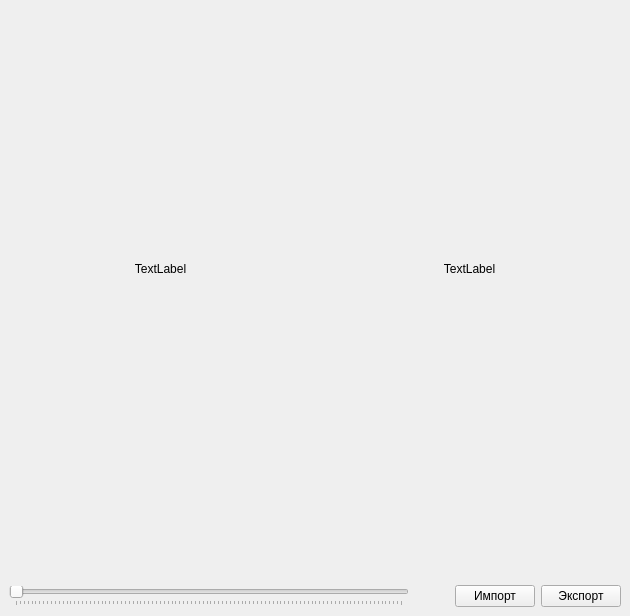
manof356/low_poly_pics, file low_poly.ui: the form before one commit.
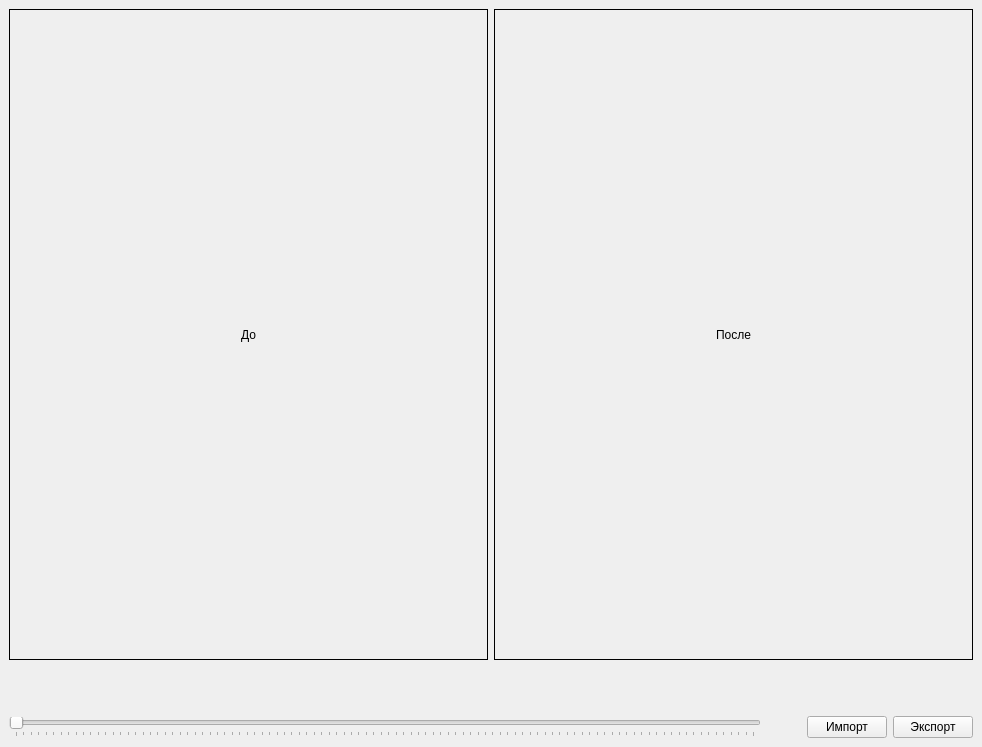
The form after the commit. Custom widgets are drawn as their Qt base class.

Commit message: solved a problem with aspect ratio

The edit to the form file:
```diff
--- a/low_poly.ui
+++ b/low_poly.ui
@@ -6,8 +6,8 @@
    <rect>
     <x>0</x>
     <y>0</y>
-    <width>630</width>
-    <height>616</height>
+    <width>982</width>
+    <height>747</height>
    </rect>
   </property>
   <property name="windowTitle">
@@ -23,35 +23,58 @@
       <item>
        <layout class="QHBoxLayout" name="horizontalLayout_3">
         <item>
-         <widget class="QLabel" name="Image_before">
+         <widget class="ScaledLabel" name="Label_before">
+          <property name="enabled">
+           <bool>true</bool>
+          </property>
+          <property name="sizePolicy">
+           <sizepolicy hsizetype="Ignored" vsizetype="Ignored">
+            <horstretch>0</horstretch>
+            <verstretch>0</verstretch>
+           </sizepolicy>
+          </property>
           <property name="minimumSize">
            <size>
             <width>300</width>
-            <height>500</height>
+            <height>300</height>
            </size>
           </property>
+          <property name="frameShape">
+           <enum>QFrame::Box</enum>
+          </property>
           <property name="text">
-           <string>TextLabel</string>
+           <string>До</string>
+          </property>
+          <property name="scaledContents">
+           <bool>false</bool>
           </property>
           <property name="alignment">
            <set>Qt::AlignCenter</set>
           </property>
          </widget>
         </item>
-       </layout>
-      </item>
-      <item>
-       <layout class="QVBoxLayout" name="verticalLayout">
         <item>
-         <widget class="QLabel" name="Image_after">
+         <widget class="ScaledLabel" name="Label_after">
+          <property name="enabled">
+           <bool>true</bool>
+          </property>
+          <property name="sizePolicy">
+           <sizepolicy hsizetype="Ignored" vsizetype="Ignored">
+            <horstretch>0</horstretch>
+            <verstretch>0</verstretch>
+           </sizepolicy>
+          </property>
           <property name="minimumSize">
            <size>
             <width>300</width>
-            <height>500</height>
+            <height>300</height>
            </size>
           </property>
+          <property name="frameShape">
+           <enum>QFrame::Box</enum>
+          </property>
           <property name="text">
-           <string>TextLabel</string>
+           <string>После</string>
           </property>
           <property name="scaledContents">
            <bool>false</bool>
@@ -138,6 +161,13 @@
    </layout>
   </widget>
  </widget>
+ <customwidgets>
+  <customwidget>
+   <class>ScaledLabel</class>
+   <extends>QLabel</extends>
+   <header>custom_label</header>
+  </customwidget>
+ </customwidgets>
  <resources/>
  <connections/>
 </ui>
```
The commit also changes 2 other files.
